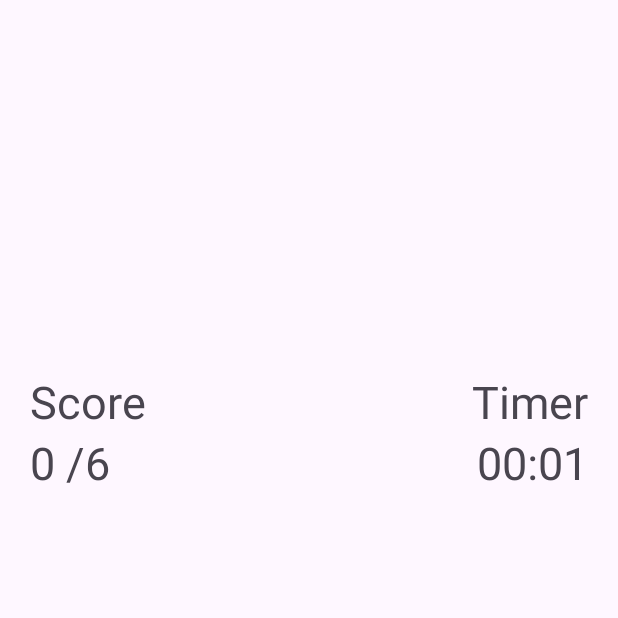
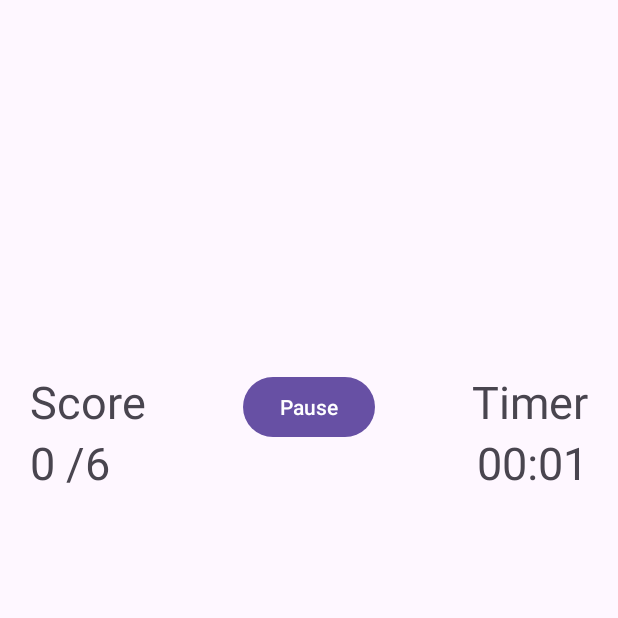
Before and after one commit to AshOHauk/Android-Memory-Card-Matching-Game, an Android app: the MemoryGameActivity screen opened directly, with no data from a screen before it, on a phone screen of 412 x 824 dp, the top half of it. Run offline under Robolectric (Android 15) with nearby library versions, the phone set to English and light mode, and no system bars; pictures from the network do not load.

Commit message:
onpause & onresume function

```diff
--- a/app/src/main/res/layout/activity_memory_game.xml
+++ b/app/src/main/res/layout/activity_memory_game.xml
@@ -31,6 +31,14 @@
             android:textSize="30sp"
             app:layout_constraintTop_toBottomOf="@id/scoreLabel"
             app:layout_constraintStart_toStartOf="parent"/>
+        <Button
+            android:layout_width="wrap_content"
+            android:layout_height="wrap_content"
+            android:id="@+id/pauseBtn"
+            android:text="Pause"
+            app:layout_constraintLeft_toRightOf="@id/scoreLabel"
+            app:layout_constraintRight_toLeftOf="@+id/timerLabel"
+            app:layout_constraintTop_toTopOf="parent"/>
 
 
         <TextView
```
Also changed, not shown: app/src/main/java/com/sa4108/draftca/MemoryGameActivity.java (+39 -2 lines).
